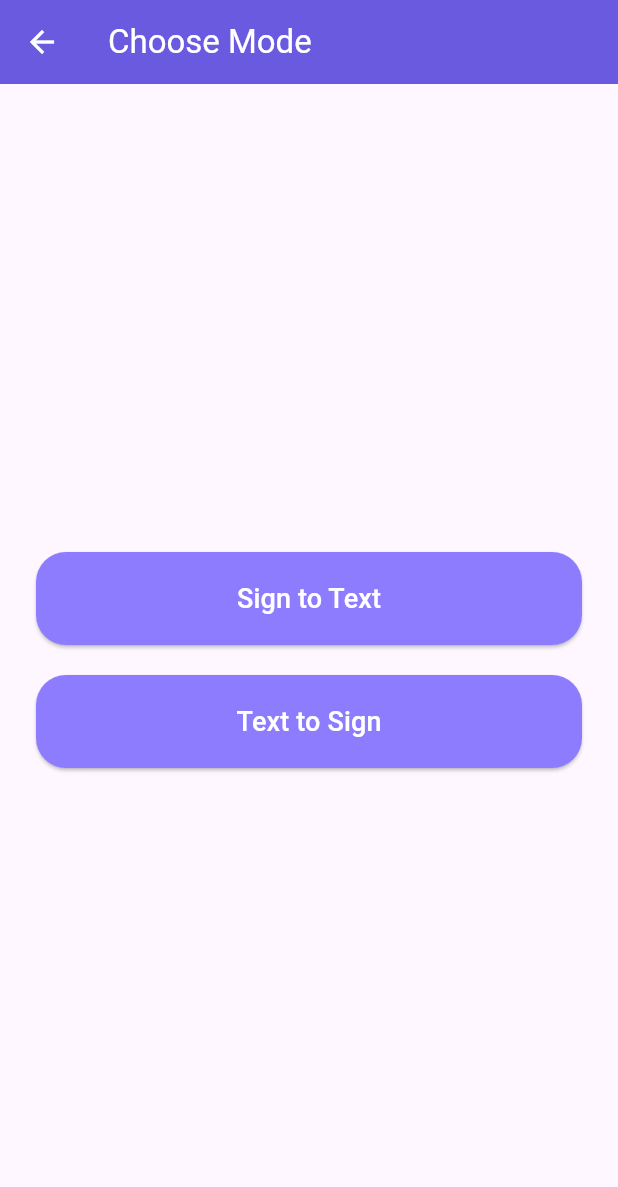
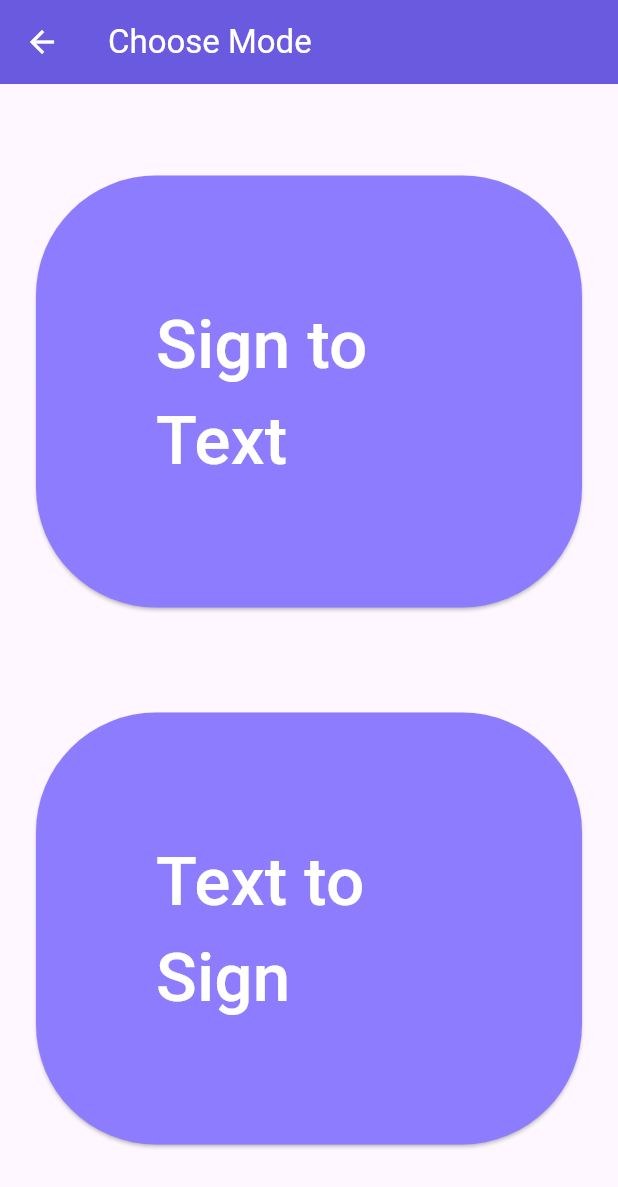
Before and after one commit to CodeForCauseTeam2/SignalFlow, a Flutter app: the screen it shows after launch, after a tap on "Click Here to Start", on a phone screen of 412 x 824 dp. Shown: the top 1187 px of the screen. Run offline on Flutter 3.47's test engine with Material 3 defaults, Android fonts, the phone set to English and light mode, and no system bars; missing offline and left inert: dart:js_interop.

Commit message:
button addjusments

```diff
--- a/camera/mp_hand_web/lib/main.dart
+++ b/camera/mp_hand_web/lib/main.dart
@@ -53,11 +53,11 @@ class FirstScreen extends StatelessWidget {
                   backgroundColor: Colors.white,
                   foregroundColor: Color(0xFF6A5AE0),
                   padding: const EdgeInsets.symmetric(
-                    horizontal: 40,
-                    vertical: 18,
+                    horizontal: 150,
+                    vertical: 50,
                   ),
                   shape: RoundedRectangleBorder(
-                    borderRadius: BorderRadius.circular(30),
+                    borderRadius: BorderRadius.circular(60),
                   ),
                   elevation: 10,
                 ),
@@ -71,7 +71,7 @@ class FirstScreen extends StatelessWidget {
                 },
                 child: const Text(
                   "Click Here to Start",
-                  style: TextStyle(fontSize: 18, fontWeight: FontWeight.bold),
+                  style: TextStyle(fontSize: 35, fontWeight: FontWeight.bold),
                 ),
               ),
             ],
@@ -102,7 +102,8 @@ class SecondScreen extends StatelessWidget {
           mainAxisAlignment: MainAxisAlignment.center,
           children: [
             customButton(context, "Sign to Text", const HandDemo()),
-            const SizedBox(height: 20),
+
+            const SizedBox(height: 70),
             customButton(context, "Text to Sign", const FourthScreen()),
           ],
         ),
@@ -115,10 +116,11 @@ class SecondScreen extends StatelessWidget {
       width: double.infinity,
       child: ElevatedButton(
         style: ElevatedButton.styleFrom(
+
           backgroundColor: const Color(0xFF8E7CFF),
-          padding: const EdgeInsets.symmetric(vertical: 18),
+          padding: const EdgeInsets.all(80),
           shape: RoundedRectangleBorder(
-            borderRadius: BorderRadius.circular(20),
+            borderRadius: BorderRadius.circular(80),
           ),
         ),
         onPressed: () {
@@ -129,7 +131,7 @@ class SecondScreen extends StatelessWidget {
         },
         child: Text(
           text,
-          style: const TextStyle(fontSize: 18, color: Colors.white),
+          style: const TextStyle(fontSize: 45, color: Colors.white),
         ),
       ),
     );
```
